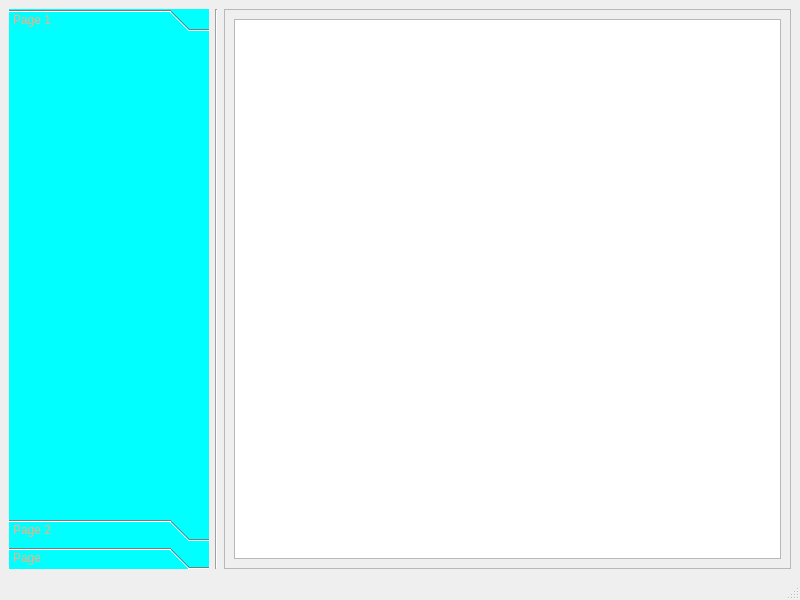
Qt form MicrophoneArray/microphonearraywindow.ui (maupassant9/MicrophoneSoftware_QT) before a commit.
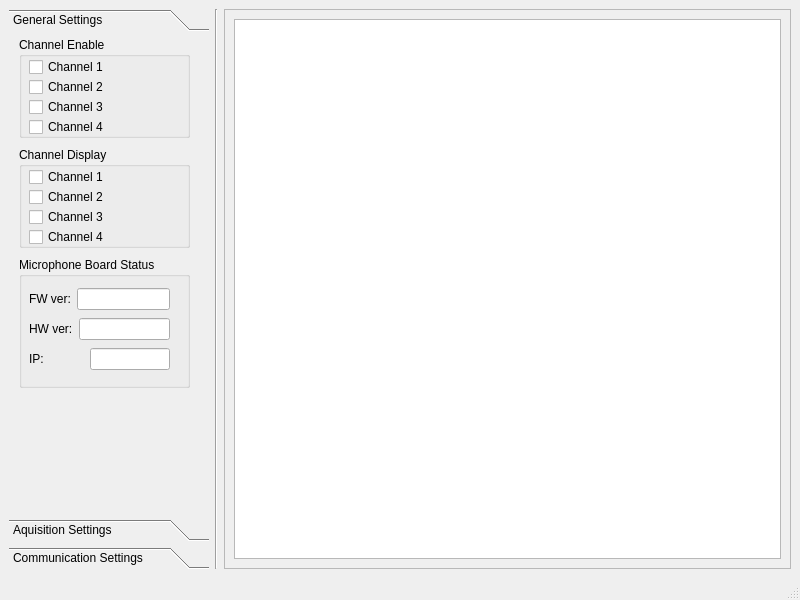
The same form after that commit.

```diff
--- a/MicrophoneArray/microphonearraywindow.ui
+++ b/MicrophoneArray/microphonearraywindow.ui
@@ -24,24 +24,266 @@
        </size>
       </property>
       <property name="styleSheet">
-       <string notr="true">background-color: rgb(0, 255, 255);
-color: rgb(255, 170, 127);</string>
+       <string notr="true"/>
       </property>
-      <property name="currentIndex">
-       <number>0</number>
-      </property>
-      <widget class="QWidget" name="wToolBoxPageSetting">
+      <widget class="QWidget" name="toolBoxPage1">
        <property name="geometry">
         <rect>
          <x>0</x>
          <y>0</y>
          <width>200</width>
-         <height>449</height>
+         <height>457</height>
         </rect>
        </property>
        <attribute name="label">
-        <string>Page 1</string>
+        <string>General Settings</string>
        </attribute>
+       <widget class="QGroupBox" name="groupBox_4">
+        <property name="geometry">
+         <rect>
+          <x>10</x>
+          <y>220</y>
+          <width>171</width>
+          <height>131</height>
+         </rect>
+        </property>
+        <property name="title">
+         <string>Microphone Board Status</string>
+        </property>
+        <widget class="QWidget" name="layoutWidget">
+         <property name="geometry">
+          <rect>
+           <x>10</x>
+           <y>30</y>
+           <width>141</width>
+           <height>24</height>
+          </rect>
+         </property>
+         <layout class="QHBoxLayout" name="horizontalLayout_6">
+          <item>
+           <widget class="QLabel" name="label_6">
+            <property name="text">
+             <string>FW ver:</string>
+            </property>
+           </widget>
+          </item>
+          <item>
+           <widget class="QLineEdit" name="lineEdit"/>
+          </item>
+         </layout>
+        </widget>
+        <widget class="QWidget" name="layoutWidget">
+         <property name="geometry">
+          <rect>
+           <x>10</x>
+           <y>60</y>
+           <width>141</width>
+           <height>24</height>
+          </rect>
+         </property>
+         <layout class="QHBoxLayout" name="horizontalLayout_7">
+          <item>
+           <widget class="QLabel" name="label_7">
+            <property name="text">
+             <string>HW ver:</string>
+            </property>
+           </widget>
+          </item>
+          <item>
+           <widget class="QLineEdit" name="lineEdit_2"/>
+          </item>
+         </layout>
+        </widget>
+        <widget class="QWidget" name="layoutWidget">
+         <property name="geometry">
+          <rect>
+           <x>10</x>
+           <y>90</y>
+           <width>141</width>
+           <height>24</height>
+          </rect>
+         </property>
+         <layout class="QHBoxLayout" name="horizontalLayout_8">
+          <item>
+           <widget class="QLabel" name="label_8">
+            <property name="text">
+             <string>IP: </string>
+            </property>
+           </widget>
+          </item>
+          <item>
+           <spacer name="horizontalSpacer_2">
+            <property name="orientation">
+             <enum>Qt::Horizontal</enum>
+            </property>
+            <property name="sizeHint" stdset="0">
+             <size>
+              <width>65</width>
+              <height>20</height>
+             </size>
+            </property>
+           </spacer>
+          </item>
+          <item>
+           <widget class="QLineEdit" name="lineEdit_3"/>
+          </item>
+         </layout>
+        </widget>
+       </widget>
+       <widget class="QGroupBox" name="groupBox">
+        <property name="geometry">
+         <rect>
+          <x>10</x>
+          <y>0</y>
+          <width>171</width>
+          <height>101</height>
+         </rect>
+        </property>
+        <property name="layoutDirection">
+         <enum>Qt::LeftToRight</enum>
+        </property>
+        <property name="autoFillBackground">
+         <bool>false</bool>
+        </property>
+        <property name="title">
+         <string>Channel Enable</string>
+        </property>
+        <property name="flat">
+         <bool>false</bool>
+        </property>
+        <property name="checkable">
+         <bool>false</bool>
+        </property>
+        <widget class="QCheckBox" name="tbAquiSetChannel1Chbox">
+         <property name="geometry">
+          <rect>
+           <x>10</x>
+           <y>20</y>
+           <width>86</width>
+           <height>20</height>
+          </rect>
+         </property>
+         <property name="text">
+          <string>Channel 1</string>
+         </property>
+        </widget>
+        <widget class="QCheckBox" name="tbAquiSetChannel2Chbox">
+         <property name="geometry">
+          <rect>
+           <x>10</x>
+           <y>40</y>
+           <width>86</width>
+           <height>20</height>
+          </rect>
+         </property>
+         <property name="text">
+          <string>Channel 2</string>
+         </property>
+        </widget>
+        <widget class="QCheckBox" name="tbAquiSetChannel3Chbox">
+         <property name="geometry">
+          <rect>
+           <x>10</x>
+           <y>60</y>
+           <width>86</width>
+           <height>20</height>
+          </rect>
+         </property>
+         <property name="text">
+          <string>Channel 3</string>
+         </property>
+        </widget>
+        <widget class="QCheckBox" name="tbAquiSetChannel4Chbox">
+         <property name="geometry">
+          <rect>
+           <x>10</x>
+           <y>80</y>
+           <width>86</width>
+           <height>20</height>
+          </rect>
+         </property>
+         <property name="text">
+          <string>Channel 4</string>
+         </property>
+        </widget>
+       </widget>
+       <widget class="QGroupBox" name="groupBox_2">
+        <property name="geometry">
+         <rect>
+          <x>10</x>
+          <y>110</y>
+          <width>171</width>
+          <height>101</height>
+         </rect>
+        </property>
+        <property name="layoutDirection">
+         <enum>Qt::LeftToRight</enum>
+        </property>
+        <property name="autoFillBackground">
+         <bool>false</bool>
+        </property>
+        <property name="title">
+         <string>Channel Display</string>
+        </property>
+        <property name="flat">
+         <bool>false</bool>
+        </property>
+        <property name="checkable">
+         <bool>false</bool>
+        </property>
+        <widget class="QCheckBox" name="tbAquiSetChannel1DispChbox">
+         <property name="geometry">
+          <rect>
+           <x>10</x>
+           <y>20</y>
+           <width>86</width>
+           <height>20</height>
+          </rect>
+         </property>
+         <property name="text">
+          <string>Channel 1</string>
+         </property>
+        </widget>
+        <widget class="QCheckBox" name="tbAquiSetChannel2DispChbox">
+         <property name="geometry">
+          <rect>
+           <x>10</x>
+           <y>40</y>
+           <width>86</width>
+           <height>20</height>
+          </rect>
+         </property>
+         <property name="text">
+          <string>Channel 2</string>
+         </property>
+        </widget>
+        <widget class="QCheckBox" name="tbAquiSetChannel3DispChbox">
+         <property name="geometry">
+          <rect>
+           <x>10</x>
+           <y>60</y>
+           <width>86</width>
+           <height>20</height>
+          </rect>
+         </property>
+         <property name="text">
+          <string>Channel 3</string>
+         </property>
+        </widget>
+        <widget class="QCheckBox" name="tbAquiSetChannel4DispChbox">
+         <property name="geometry">
+          <rect>
+           <x>10</x>
+           <y>80</y>
+           <width>86</width>
+           <height>20</height>
+          </rect>
+         </property>
+         <property name="text">
+          <string>Channel 4</string>
+         </property>
+        </widget>
+       </widget>
       </widget>
       <widget class="QWidget" name="wToolBoxPageAquisition">
        <property name="geometry">
@@ -53,7 +295,7 @@
         </rect>
        </property>
        <attribute name="label">
-        <string>Page 2</string>
+        <string>Aquisition Settings</string>
        </attribute>
       </widget>
       <widget class="QWidget" name="wToolBoxPageCommunication">
@@ -66,7 +308,7 @@
         </rect>
        </property>
        <attribute name="label">
-        <string>Page</string>
+        <string>Communication Settings</string>
        </attribute>
       </widget>
      </widget>
```
Left out of the diff: 196 changed lines with no effect on the pictures.
